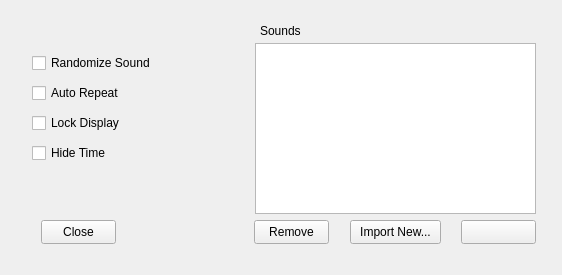
Above: settings_widget.ui from ChrisFelt/TIMED_CHIMES before the change. Below: the same form after it.
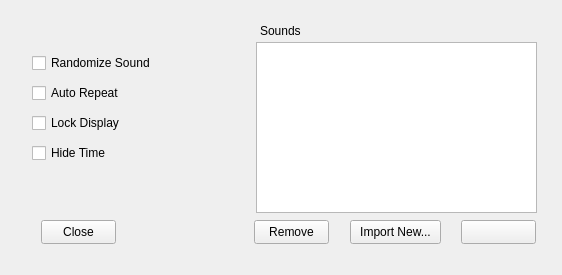
That is the form after the change. Icons and pictures are not drawn.

Commit message: list widget now populates with mp3 files in /sounds

The edit to the form file:
```diff
--- a/settings_widget.ui
+++ b/settings_widget.ui
@@ -25,16 +25,6 @@
    <property name="toolTip">
     <string/>
    </property>
-   <widget class="QListWidget" name="sounds_list">
-    <property name="geometry">
-     <rect>
-      <x>254</x>
-      <y>41</y>
-      <width>281</width>
-      <height>171</height>
-     </rect>
-    </property>
-   </widget>
    <widget class="QLabel" name="label">
     <property name="geometry">
      <rect>
@@ -172,6 +162,26 @@
      <string>Close</string>
     </property>
    </widget>
+   <widget class="QListWidget" name="sounds_list_view">
+    <property name="geometry">
+     <rect>
+      <x>255</x>
+      <y>40</y>
+      <width>281</width>
+      <height>171</height>
+     </rect>
+    </property>
+   </widget>
+   <zorder>sounds_list_view</zorder>
+   <zorder>label</zorder>
+   <zorder>play_list_button</zorder>
+   <zorder>remove_sound_button</zorder>
+   <zorder>import_sound_button</zorder>
+   <zorder>randomize_sound_box</zorder>
+   <zorder>auto_repeat_box</zorder>
+   <zorder>lock_display_box</zorder>
+   <zorder>hide_time_box</zorder>
+   <zorder>close_settings_button</zorder>
   </widget>
  </widget>
  <resources>
```
The commit also changes 2 other files.
